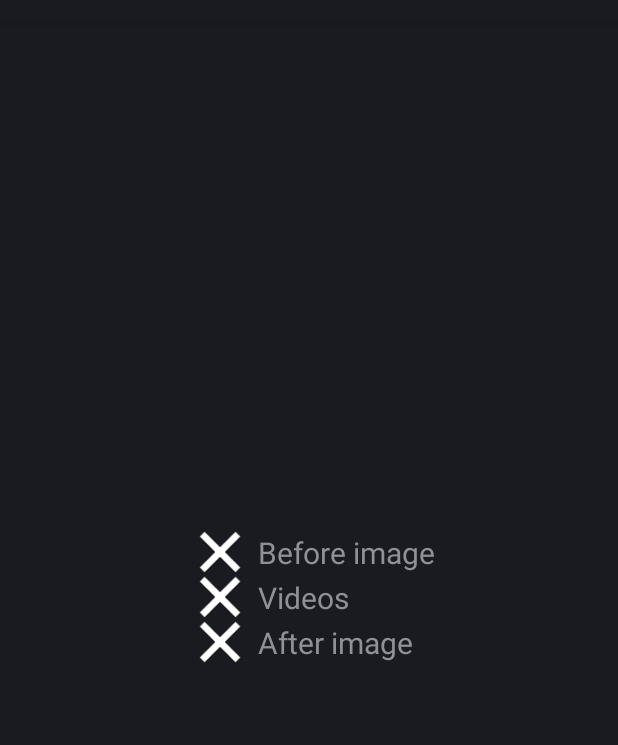
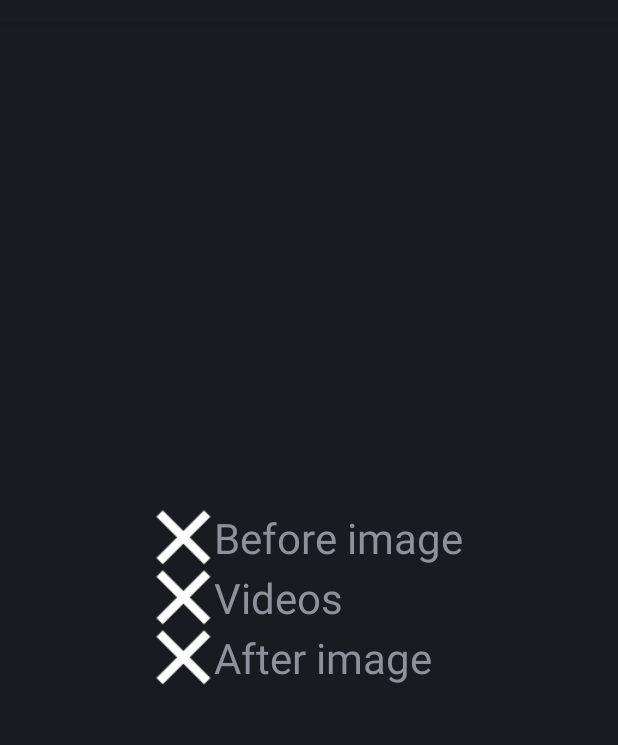
Before and after one commit to aakb/gg_saarpleje, an Android app: the MainActivity screen opened directly, with no data from a screen before it, on a phone screen of 412 x 824 dp, the part 62-807 px from its top. Run offline under Robolectric (Android 15) with nearby library versions, the phone set to English and light mode, and no system bars; libraries missing offline, so code that uses them is left out: com.google.android.glass; 2 statements that could not run were skipped.

Commit message:
Issue #GGLASS-33 by tuj: Change font size. Changed directory

```diff
--- a/app/src/main/java/itk/aakb/dk/gg_saarpleje/CameraActivity.java
+++ b/app/src/main/java/itk/aakb/dk/gg_saarpleje/CameraActivity.java
@@ -190,8 +190,7 @@ public class CameraActivity extends Activity {
         // To be safe, you should check that the SDCard is mounted
         // using Environment.getExternalStorageState() before doing this.
 
-        File mediaStorageDir = new File(Environment.getExternalStoragePublicDirectory(
-                Environment.DIRECTORY_PICTURES), "MyCameraApp");
+        File mediaStorageDir = new File(Environment.getExternalStoragePublicDirectory(Environment.DIRECTORY_PICTURES), "Saarpleje");
         // This location works best if you want the created images to be shared
         // between applications and persist after your app has been uninstalled.
 
--- a/app/src/main/res/layout/activity_layout.xml
+++ b/app/src/main/res/layout/activity_layout.xml
@@ -13,14 +13,14 @@
         <LinearLayout
             android:orientation="horizontal"
             android:layout_width="match_parent"
-            android:layout_height="30dp"
+            android:layout_height="wrap_content"
             android:layout_gravity="center_horizontal"
             android:id="@+id/menu_item_1">
 
 
             <ImageView
-                android:layout_width="50dp"
-                android:layout_height="match_parent"
+                android:layout_width="40dp"
+                android:layout_height="40dp"
                 android:id="@+id/image_view_1"
                 android:src="@drawable/ic_stop" />
 
@@ -28,7 +28,7 @@
                 android:layout_width="wrap_content"
                 android:layout_height="wrap_content"
                 android:id="@+id/edit_text_1"
-                android:textSize="20dp"
+                android:textSize="28dp"
                 android:layout_weight="2"
                 android:text="@string/progress_before_image"
                 android:layout_gravity="center_vertical" />
@@ -37,14 +37,14 @@
         <LinearLayout
             android:orientation="horizontal"
             android:layout_width="match_parent"
-            android:layout_height="30dp"
+            android:layout_height="wrap_content"
             android:layout_gravity="center_vertical"
             android:id="@+id/menu_item_2">
 
 
             <ImageView
-                android:layout_width="50dp"
-                android:layout_height="match_parent"
+                android:layout_width="40dp"
+                android:layout_height="40dp"
                 android:id="@+id/image_view_2"
                 android:src="@drawable/ic_stop" />
 
@@ -52,7 +52,7 @@
                 android:layout_width="wrap_content"
                 android:layout_height="wrap_content"
                 android:id="@+id/edit_text_2"
-                android:textSize="20dp"
+                android:textSize="28dp"
                 android:layout_weight="2"
                 android:text="@string/progress_videos"
                 android:layout_gravity="center_vertical" />
@@ -61,14 +61,14 @@
         <LinearLayout
             android:orientation="horizontal"
             android:layout_width="match_parent"
-            android:layout_height="30dp"
+            android:layout_height="wrap_content"
             android:layout_gravity="center_horizontal"
             android:id="@+id/menu_item_3">
 
 
             <ImageView
-                android:layout_width="50dp"
-                android:layout_height="match_parent"
+                android:layout_width="40dp"
+                android:layout_height="40dp"
                 android:id="@+id/image_view_3"
                 android:src="@drawable/ic_stop" />
 
@@ -76,7 +76,7 @@
                 android:layout_width="wrap_content"
                 android:layout_height="wrap_content"
                 android:id="@+id/edit_text_3"
-                android:textSize="20dp"
+                android:textSize="28dp"
                 android:layout_weight="2"
                 android:text="@string/progress_after_image"
                 android:layout_gravity="center_vertical" />
```
